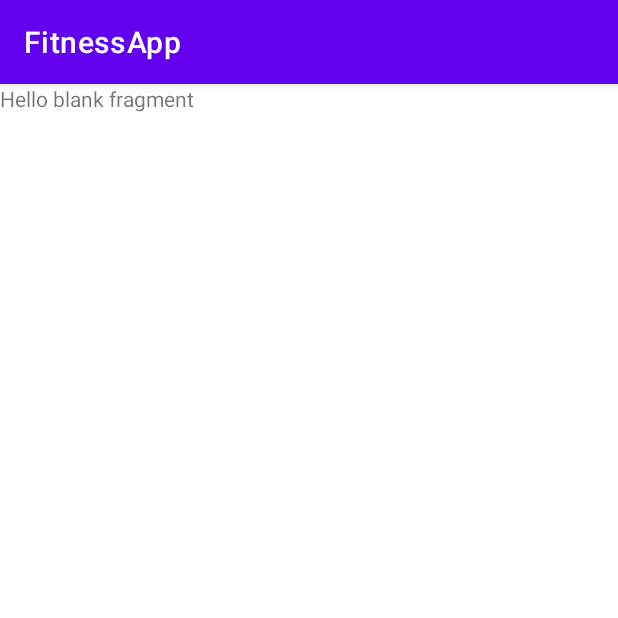
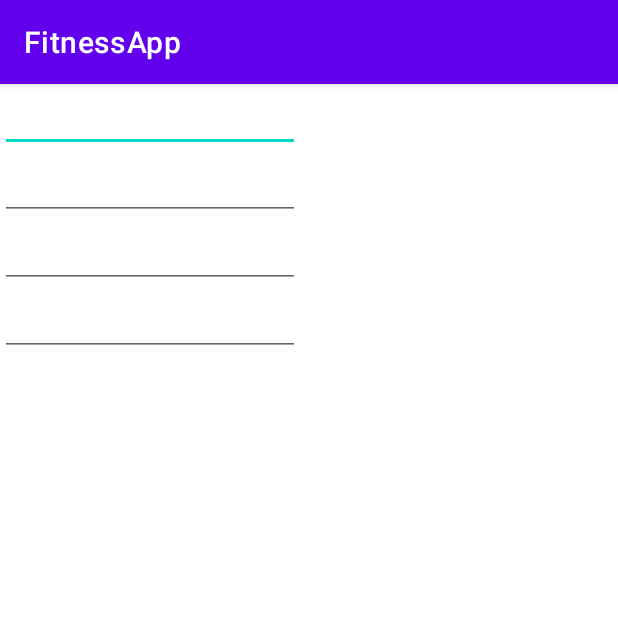
Before and after one commit to shumslav/FitnessAppForTrainers, an Android app: the fragment AddNewNoteFragment shown on its own in the app's theme, on a phone screen of 412 x 824 dp, the top half of it. Run offline under Robolectric (Android 15) with nearby library versions, the phone set to English and light mode, and no system bars; our stand-ins replace Room's generated code, RxJava.

Commit message:
TrainNotesAdapter.kt

```diff
--- a/app/build.gradle
+++ b/app/build.gradle
@@ -15,6 +15,12 @@ android {
         versionName "1.0"
 
         testInstrumentationRunner "androidx.test.runner.AndroidJUnitRunner"
+
+        javaCompileOptions {
+            annotationProcessorOptions {
+                arguments += ["room.schemaLocation": "$projectDir/schemas".toString()]
+            }
+        }
     }
 
     buildTypes {
--- a/app/src/main/java/com/example/fitnessapp/ui/schedule/AddNewNoteFragment.kt
+++ b/app/src/main/java/com/example/fitnessapp/ui/schedule/AddNewNoteFragment.kt
@@ -1,20 +1,25 @@
 package com.example.fitnessapp.ui.schedule
 
 import android.os.Bundle
+import android.util.Log
 import androidx.fragment.app.Fragment
 import android.view.LayoutInflater
 import android.view.View
 import android.view.ViewGroup
+import androidx.lifecycle.ViewModelProvider
 import com.example.fitnessapp.R
 
 
 class AddNewNoteFragment : Fragment() {
 
+    lateinit var viewModel: ScheduleViewModel
+
     override fun onCreateView(
         inflater: LayoutInflater, container: ViewGroup?,
         savedInstanceState: Bundle?
     ): View? {
-        // Inflate the layout for this fragment
+        val viewModel = ViewModelProvider(requireActivity())[ScheduleViewModel::class.java]
+        Log.i("Test", viewModel.datesData.value.toString())
         return inflater.inflate(R.layout.fragment_add_new_note, container, false)
     }
 }
--- a/app/src/main/res/layout/activity_main.xml
+++ b/app/src/main/res/layout/activity_main.xml
@@ -4,6 +4,7 @@
     xmlns:tools="http://schemas.android.com/tools"
     android:layout_width="match_parent"
     android:layout_height="match_parent"
+    android:background="#5EFFE78B"
     tools:context=".ui.MainActivity">
 
 
@@ -26,8 +27,4 @@
         app:defaultNavHost="true"
         android:layout_above="@id/bottom_nav"
         app:navGraph="@navigation/nav_main" />
-
-    <androidx.fragment.app.FragmentContainerView
-        android:layout_width="match_parent"
-        android:layout_height="match_parent"/>
 </RelativeLayout>
--- a/app/src/main/res/layout/fragment_add_new_note.xml
+++ b/app/src/main/res/layout/fragment_add_new_note.xml
@@ -3,12 +3,28 @@
     xmlns:tools="http://schemas.android.com/tools"
     android:layout_width="match_parent"
     android:layout_height="match_parent"
+    android:clickable="true"
+    android:focusable="true"
     tools:context=".ui.schedule.AddNewNoteFragment">
 
-    <!-- TODO: Update blank fragment layout -->
-    <TextView
+    <LinearLayout
         android:layout_width="match_parent"
         android:layout_height="match_parent"
-        android:text="@string/hello_blank_fragment" />
+        android:orientation="vertical">
+
+        <EditText
+            android:layout_width="200dp"
+            android:layout_height="wrap_content"/>
+        <EditText
+            android:layout_width="200dp"
+            android:layout_height="wrap_content"/>
+        <EditText
+            android:layout_width="200dp"
+            android:layout_height="wrap_content"/>
+        <EditText
+            android:layout_width="200dp"
+            android:layout_height="wrap_content"/>
+
+    </LinearLayout>
 
 </FrameLayout>
--- a/app/src/main/res/layout/fragment_schedule.xml
+++ b/app/src/main/res/layout/fragment_schedule.xml
@@ -41,8 +41,10 @@
                 app:strokeWidth="1dp">
 
                 <ImageView
+                    android:id="@+id/add_train_note"
                     android:layout_width="match_parent"
                     android:layout_height="match_parent"
+                    android:background="#CCB0A295"
                     android:src="@drawable/ic_add_notice" />
 
             </com.google.android.material.card.MaterialCardView>
@@ -50,5 +52,9 @@
 
         </RelativeLayout>
 
+        <androidx.fragment.app.FragmentContainerView
+            android:id="@+id/fragment_container"
+            android:layout_width="match_parent"
+            android:layout_height="match_parent"/>
     </FrameLayout>
 </layout>
--- a/app/src/main/res/layout/schedule_day_card.xml
+++ b/app/src/main/res/layout/schedule_day_card.xml
@@ -13,6 +13,7 @@
         android:layout_width="110dp"
         android:layout_height="wrap_content"
         app:strokeColor="#9E9D9D"
+        app:cardBackgroundColor="@color/day_card_back"
         app:strokeWidth="1dp">
 
         <RelativeLayout
@@ -24,6 +25,7 @@
                 android:layout_width="match_parent"
                 android:layout_height="wrap_content"
                 android:gravity="center"
+                android:textColor="@color/white"
                 android:text="@{calendarDay.month}"
                 android:textSize="35sp" />
 
@@ -34,8 +36,9 @@
                 android:layout_height="wrap_content"
                 android:layout_below="@id/month"
                 android:gravity="center"
+                android:textColor="@color/white"
                 android:text="@{calendarDay.day}"
-                android:textSize="65dp" />
+                android:textSize="65sp" />
 
         </RelativeLayout>
 
--- a/app/src/main/res/layout/schedule_note_card.xml
+++ b/app/src/main/res/layout/schedule_note_card.xml
@@ -9,7 +9,7 @@
 
     <androidx.cardview.widget.CardView
         android:layout_width="match_parent"
-        android:layout_height="250dp">
+        android:layout_height="wrap_content">
 
         <RelativeLayout
             android:layout_width="match_parent"
@@ -30,7 +30,7 @@
                 android:layout_height="wrap_content"
                 android:textSize="25sp"
                 android:layout_toEndOf="@id/start_time"
-                android:text=" - "/>
+                android:text="-"/>
 
             <TextView
                 android:id="@+id/finish_time"
@@ -44,9 +44,9 @@
                 android:id="@+id/name"
                 android:layout_width="match_parent"
                 android:layout_height="wrap_content"
+                android:layout_below="@id/start_time"
                 android:maxLines="1"
                 android:text="@{trainNote.bodyPart}"
-                android:layout_below="@id/start_time"
                 android:textSize="40sp" />
 
             <TextView
--- a/app/src/main/res/values/colors.xml
+++ b/app/src/main/res/values/colors.xml
@@ -7,4 +7,5 @@
     <color name="teal_700">#FF018786</color>
     <color name="black">#FF000000</color>
     <color name="white">#FFFFFFFF</color>
+    <color name="day_card_back">#A48F74</color>
 </resources>
```
Also changed, not shown: app/src/main/java/com/example/fitnessapp/ui/schedule/ScheduleFragment.kt (+9 -2 lines), app/src/main/java/com/example/fitnessapp/ui/schedule/adapters/DaysAdapter.kt (+4 -5 lines), app/src/main/java/com/example/fitnessapp/ui/schedule/adapters/TrainNotesAdapter.kt (added, +33 -0 lines).
